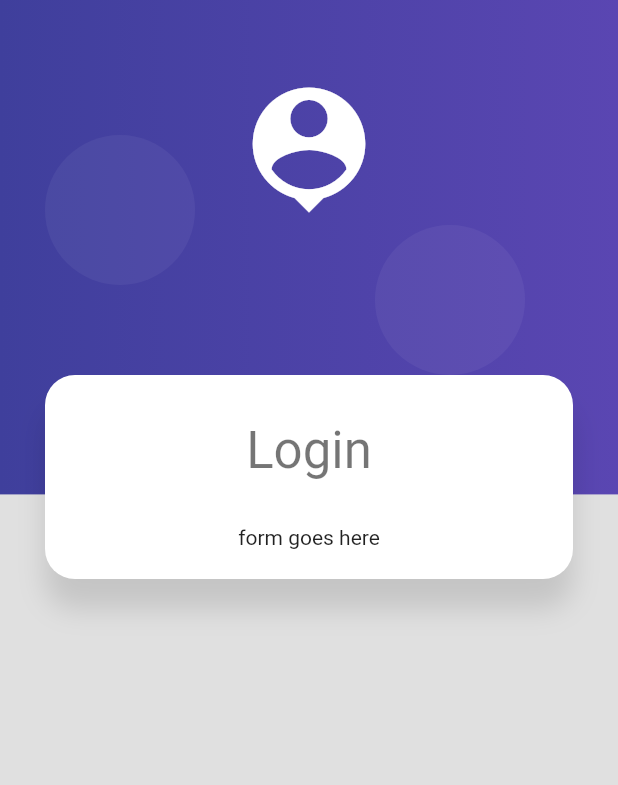
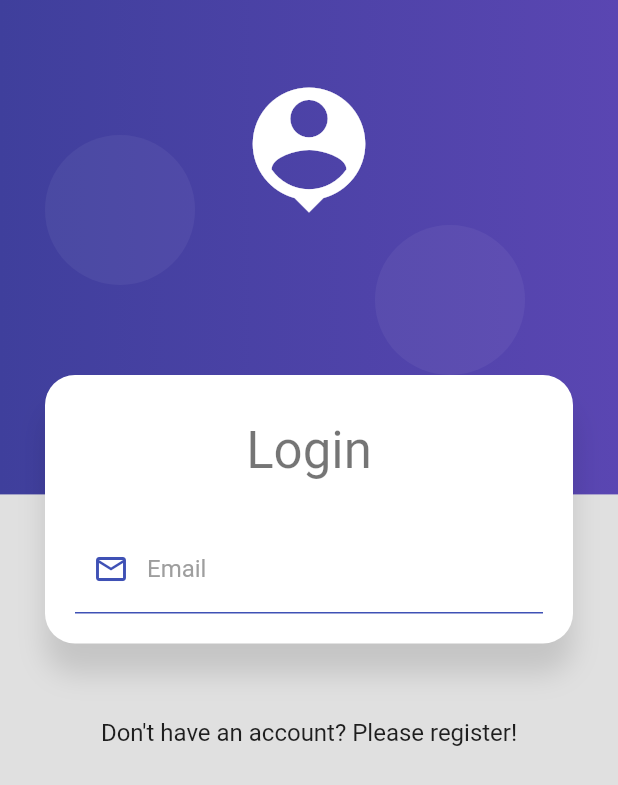
Before and after one commit to krasizorbov/basicflutter, a Flutter app: the screen it shows after launch, on a phone screen of 412 x 824 dp. Shown: the top 785 px of the screen. Run offline on Flutter 3.47's test engine with Material 2 defaults, Android fonts, the phone set to English and light mode, and no system bars; our stand-ins replace card_swiper, google_maps_flutter, shared_preferences, sqflite; missing offline and left inert: flutter_barcode_scanner; accounts and stored records are empty.

Commit message:
added_email_form_field

```diff
--- a/forms_validation/lib/screens/login_screen.dart
+++ b/forms_validation/lib/screens/login_screen.dart
@@ -3,7 +3,6 @@ import 'package:flutter/material.dart';
 import '../widgets/widgets.dart';
 
 class LoginScreen extends StatelessWidget {
-
   const LoginScreen({Key? key}) : super(key: key);
 
   @override
@@ -13,17 +12,27 @@ class LoginScreen extends StatelessWidget {
         child: SingleChildScrollView(
           child: Column(
             children: [
-              const SizedBox(height: 250,),
+              const SizedBox(
+                height: 250,
+              ),
               CardContainer(
                 child: Column(
                   children: [
-                    const SizedBox(height: 10,),
-                    Text('Login', style: Theme.of(context).textTheme.headline4,),
-                    const SizedBox(height: 30,),
-                   const Text('form goes here')
+                    const SizedBox(height: 10),
+                    Text(
+                      'Login',
+                      style: Theme.of(context).textTheme.headline4,
+                    ),
+                    const SizedBox(height: 30),
+                    const _LoginForm()
                   ],
                 ),
               ),
+              const SizedBox(height: 50),
+              const Text(
+                "Don't have an account? Please register!",
+                style: TextStyle(fontSize: 16),
+              )
             ],
           ),
         ),
@@ -31,3 +40,39 @@ class LoginScreen extends StatelessWidget {
     );
   }
 }
+
+class _LoginForm extends StatelessWidget {
+  const _LoginForm({Key? key}) : super(key: key);
+
+  @override
+  Widget build(BuildContext context) {
+    return Container(
+      child: Form(
+        child: Column(
+          children: [
+            TextFormField(
+              autocorrect: false,
+              keyboardType: TextInputType.emailAddress,
+              decoration: const InputDecoration(
+                enabledBorder: UnderlineInputBorder(
+                  borderSide: BorderSide(
+                    color: Colors.indigo
+                  ),
+                ),
+                focusedBorder: UnderlineInputBorder(
+                  borderSide: BorderSide(
+                    color: Colors.deepPurple,
+                    width: 2
+                  ),
+                ),
+                labelText: 'Email',
+                labelStyle: TextStyle(color: Colors.grey),
+                prefixIcon: Icon(Icons.email_outlined, color: Colors.indigo,)
+              ),
+            )
+          ]
+        ),
+      ),
+    );
+  }
+}
--- a/forms_validation/lib/widgets/background.dart
+++ b/forms_validation/lib/widgets/background.dart
@@ -9,7 +9,8 @@ class Background extends StatelessWidget {
     return Container(
       width: double.infinity,
       height: double.infinity,
-      child: Stack(children: [
+      child: Stack(
+        children: [
           const _PurpleBox(),
           SafeArea(
             child: Container(
```
Lines whose indentation alone changed are shown as unchanged.
